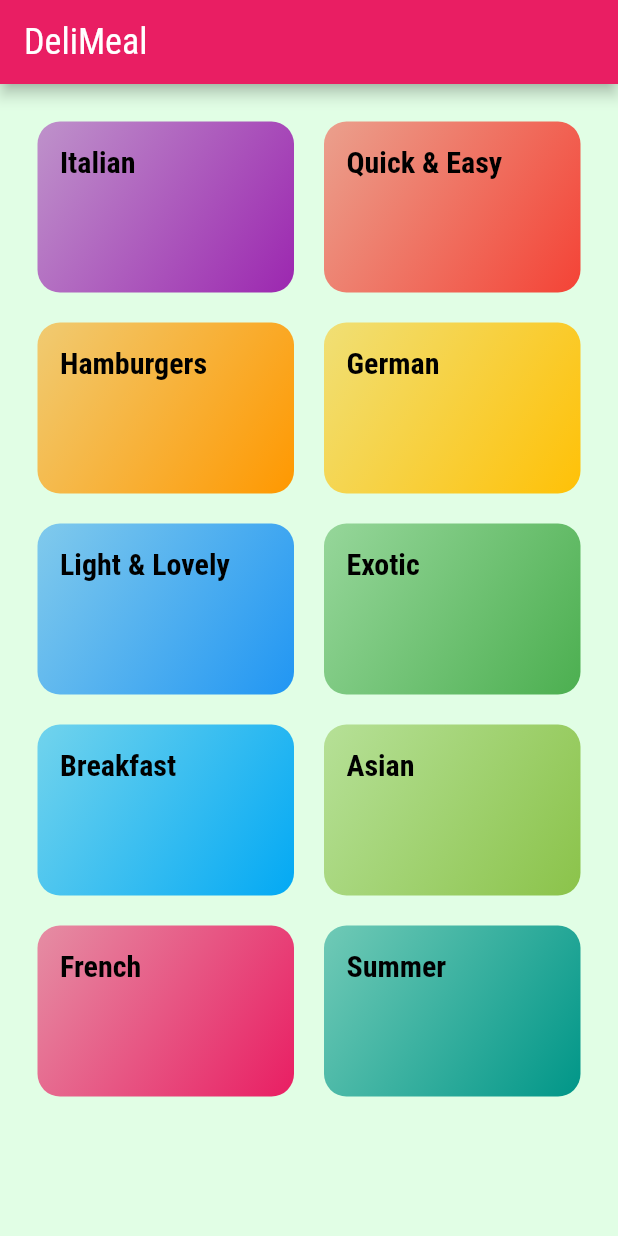
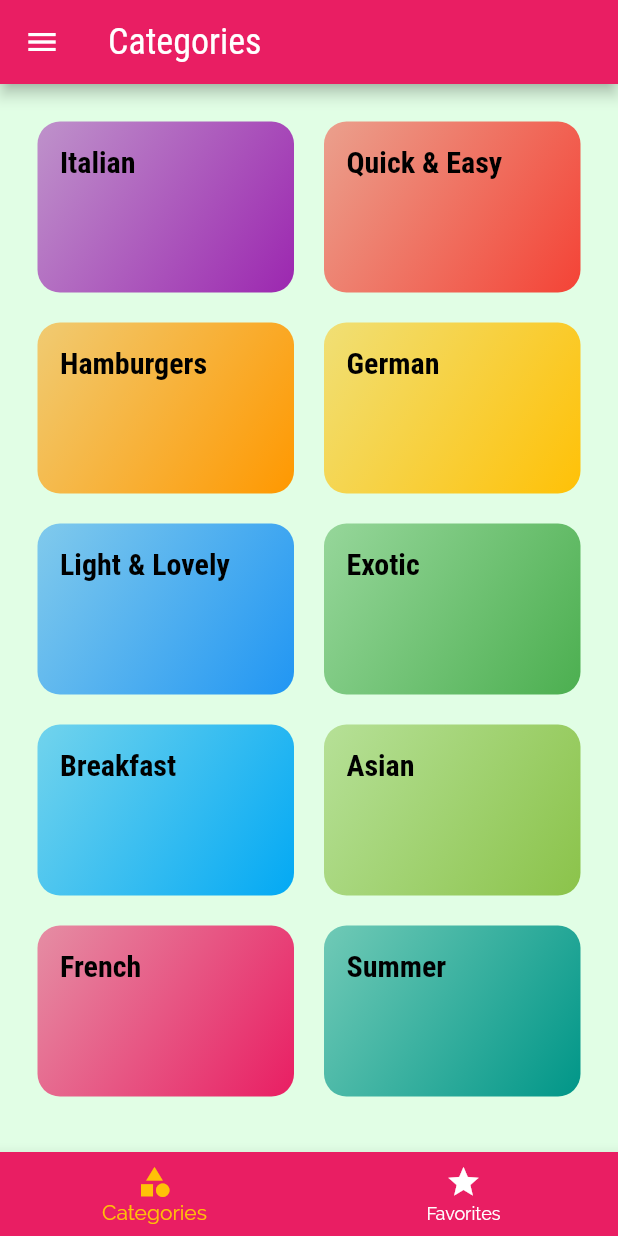
Before and after one commit to KenshinYamamoto/meals_app, a Flutter app: the screen it shows after launch, on a phone screen of 412 x 824 dp. Run offline on Flutter 3.47's test engine with Material 2 defaults, Android fonts, the phone set to English and light mode, and no system bars.

Commit message:
タブを作成

```diff
--- a/lib/main.dart
+++ b/lib/main.dart
@@ -3,6 +3,7 @@ import 'package:flutter/material.dart';
 import './screens/category_meals_screen.dart';
 import './screens/categories_screen.dart';
 import './screens/meal_detail_screen.dart';
+import './screens/tabs_screen.dart';
 
 void main() => runApp(MyApp());
 
@@ -42,7 +43,8 @@ class MyApp extends StatelessWidget {
       initialRoute: '/', // initial is /
       routes: {
         // シンプルな「/」はホームを指す
-        '/': (ctx) => CategoriesScreen(),
+        // '/': (ctx) => CategoriesScreen(),
+        '/': (ctx) => TabsScreen(),
 
         // category_itemのTapされたらCategoryMealsScreenに遷移します。
         // ここで、コンストラクタに値を入れる必要はありません
--- a/lib/screens/categories_screen.dart
+++ b/lib/screens/categories_screen.dart
@@ -8,14 +8,7 @@ class CategoriesScreen extends StatelessWidget {
   @override
   Widget build(BuildContext context) {
     // これが初期画面で、mainにはAppBarもbodyも無いので、ここで定義してあげる。(その為のScaffold)
-    return Scaffold(
-      appBar: AppBar(
-        title: Text(
-          'DeliMeal',
-          style: Theme.of(context).textTheme.titleLarge,
-        ),
-      ),
-      body: GridView(
+    return GridView(
       padding: EdgeInsets.all(25),
       // childrenにはListを渡す。ここではダミーデータをmapして渡す
       children: DUMMY_CATEGORIES
@@ -36,7 +29,6 @@ class CategoriesScreen extends StatelessWidget {
         // 列の間に20px分のスペースを確保
         mainAxisSpacing: 20,
       ),
-      ),
     );
   }
 }
--- /dev/null
+++ b/lib/screens/favorite_screen.dart
@@ -0,0 +1,10 @@
+import 'package:flutter/material.dart';
+
+class FavoriteScreen extends StatelessWidget {
+  @override
+  Widget build(BuildContext context) {
+    return Center(
+      child: Text('The Favorite'),
+    );
+  }
+}
--- /dev/null
+++ b/lib/screens/tabs_screen.dart
@@ -0,0 +1,85 @@
+import 'package:flutter/material.dart';
+
+import './categories_screen.dart';
+import './favorite_screen.dart';
+
+class TabsScreen extends StatefulWidget {
+  const TabsScreen({Key key}) : super(key: key);
+
+  @override
+  State<TabsScreen> createState() => _TabsScreenState();
+}
+
+class _TabsScreenState extends State<TabsScreen> {
+  final List<Map<String, Object>> _pages = [
+    {'page': CategoriesScreen(), 'title': 'Categories'},
+    {'page': FavoriteScreen(), 'title': 'Your Favorites'},
+  ];
+
+  int _selectedPageIndex = 0;
+
+  void _selectPage(int index) {
+    setState(() {
+      _selectedPageIndex = index;
+    });
+  }
+
+  @override
+  Widget build(BuildContext context) {
+    return Scaffold(
+      appBar: AppBar(
+        title: Text(_pages[_selectedPageIndex]['title']),
+      ),
+      drawer: Drawer(),
+      body: _pages[_selectedPageIndex]['page'],
+      bottomNavigationBar: BottomNavigationBar(
+        onTap: _selectPage,
+        backgroundColor: Theme.of(context).colorScheme.primary,
+        unselectedItemColor: Colors.white,
+        selectedItemColor: Theme.of(context).colorScheme.secondary,
+        currentIndex: _selectedPageIndex,
+        // type: BottomNavigationBarType.shifting,
+        // type: BottomNavigationBarType.fixed,
+        items: [
+          BottomNavigationBarItem(
+            // backgroundColor: Theme.of(context).colorScheme.primary,
+            icon: Icon(Icons.category),
+            label: 'Categories',
+          ),
+          BottomNavigationBarItem(
+            // backgroundColor: Theme.of(context).colorScheme.primary,
+            icon: Icon(Icons.star),
+            label: 'Favorites',
+          ),
+        ],
+      ),
+    );
+
+    // return DefaultTabController(
+    //   length: 2,
+    //   child: Scaffold(
+    //     appBar: AppBar(
+    //       title: Text('Meals'),
+    //       bottom: TabBar(
+    //         tabs: [
+    //           Tab(
+    //             icon: Icon(Icons.category),
+    //             text: 'Categories',
+    //           ),
+    //           Tab(
+    //             icon: Icon(Icons.star),
+    //             text: 'Favorites',
+    //           ),
+    //         ],
+    //       ),
+    //     ),
+    //     body: TabBarView(
+    //       children: [
+    //         CategoriesScreen(),
+    //         FavoriteScreen(),
+    //       ],
+    //     ),
+    //   ),
+    // );
+  }
+}
```
Lines whose indentation alone changed are shown as unchanged.
